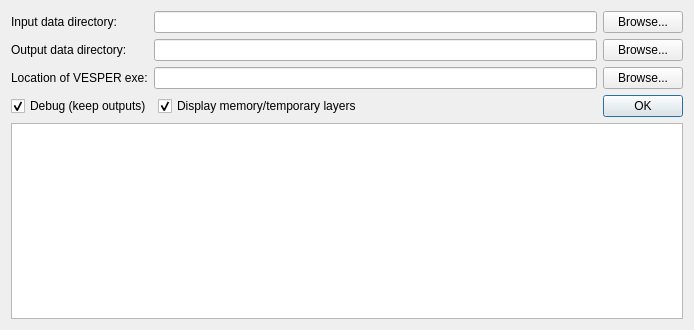
Before: the Qt Designer form pat/gui/settings_dialog_base.ui in CSIRO-Precision-Agriculture/PAT_QGIS_Plugin, drawn with Qt 5.
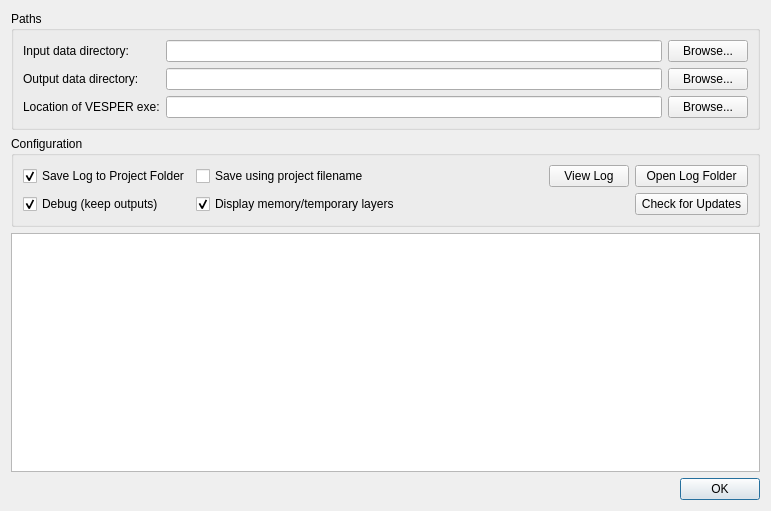
After: the same form once the commit is applied.

What changed in the file:
```diff
--- a/pat/gui/settings_dialog_base.ui
+++ b/pat/gui/settings_dialog_base.ui
@@ -9,8 +9,8 @@
    <rect>
     <x>0</x>
     <y>0</y>
-    <width>694</width>
-    <height>330</height>
+    <width>771</width>
+    <height>511</height>
    </rect>
   </property>
   <property name="sizePolicy">
@@ -25,35 +25,19 @@
   <property name="autoFillBackground">
    <bool>false</bool>
   </property>
-  <layout class="QGridLayout" name="gridLayout_4">
-   <item row="0" column="0">
+  <layout class="QFormLayout" name="formLayout">
+   <item row="0" column="0" colspan="2">
+    <widget class="QGroupBox" name="gpbPaths">
+     <property name="sizePolicy">
+      <sizepolicy hsizetype="Preferred" vsizetype="Fixed">
+       <horstretch>0</horstretch>
+       <verstretch>0</verstretch>
+      </sizepolicy>
+     </property>
+     <property name="title">
+      <string>Paths</string>
+     </property>
     <layout class="QGridLayout" name="gridLayout_2">
-     <item row="0" column="2">
-      <widget class="QPushButton" name="cmdInBrowse">
-       <property name="enabled">
-        <bool>true</bool>
-       </property>
-       <property name="sizePolicy">
-        <sizepolicy hsizetype="Fixed" vsizetype="Fixed">
-         <horstretch>0</horstretch>
-         <verstretch>0</verstretch>
-        </sizepolicy>
-       </property>
-       <property name="text">
-        <string>Browse...</string>
-       </property>
-      </widget>
-     </item>
-     <item row="1" column="1">
-      <widget class="QLineEdit" name="lneOutDataDirectory">
-       <property name="enabled">
-        <bool>true</bool>
-       </property>
-       <property name="readOnly">
-        <bool>true</bool>
-       </property>
-      </widget>
-     </item>
      <item row="0" column="0">
       <widget class="QLabel" name="lblInDataDirectory">
        <property name="text">
@@ -61,22 +45,6 @@
        </property>
       </widget>
      </item>
-     <item row="1" column="2">
-      <widget class="QPushButton" name="cmdOutBrowse">
-       <property name="enabled">
-        <bool>true</bool>
-       </property>
-       <property name="sizePolicy">
-        <sizepolicy hsizetype="Fixed" vsizetype="Fixed">
-         <horstretch>0</horstretch>
-         <verstretch>0</verstretch>
-        </sizepolicy>
-       </property>
-       <property name="text">
-        <string>Browse...</string>
-       </property>
-      </widget>
-     </item>
      <item row="0" column="1">
       <widget class="QLineEdit" name="lneInDataDirectory">
        <property name="readOnly">
@@ -84,8 +52,8 @@
        </property>
       </widget>
      </item>
-     <item row="2" column="2">
-      <widget class="QPushButton" name="cmdVesperExe">
+      <item row="0" column="2">
+       <widget class="QPushButton" name="cmdInBrowse">
        <property name="enabled">
         <bool>true</bool>
        </property>
@@ -100,13 +68,6 @@
        </property>
       </widget>
      </item>
-     <item row="2" column="1">
-      <widget class="QLineEdit" name="lneVesperExe">
-       <property name="readOnly">
-        <bool>true</bool>
-       </property>
-      </widget>
-     </item>
      <item row="1" column="0">
       <widget class="QLabel" name="lblOutDataDirectory">
        <property name="text">
@@ -114,8 +75,40 @@
        </property>
       </widget>
      </item>
+      <item row="1" column="1">
+       <widget class="QLineEdit" name="lneOutDataDirectory">
+        <property name="enabled">
+         <bool>true</bool>
+        </property>
+        <property name="readOnly">
+         <bool>true</bool>
+        </property>
+       </widget>
+      </item>
+      <item row="1" column="2">
+       <widget class="QPushButton" name="cmdOutBrowse">
+        <property name="enabled">
+         <bool>true</bool>
+        </property>
+        <property name="sizePolicy">
+         <sizepolicy hsizetype="Fixed" vsizetype="Fixed">
+          <horstretch>0</horstretch>
+          <verstretch>0</verstretch>
+         </sizepolicy>
+        </property>
+        <property name="text">
+         <string>Browse...</string>
+        </property>
+       </widget>
+      </item>
      <item row="2" column="0">
       <widget class="QLabel" name="lblVesperExe">
+        <property name="sizePolicy">
+         <sizepolicy hsizetype="Preferred" vsizetype="Preferred">
+          <horstretch>0</horstretch>
+          <verstretch>0</verstretch>
+         </sizepolicy>
+        </property>
        <property name="styleSheet">
         <string notr="true"/>
        </property>
@@ -124,21 +117,45 @@
        </property>
       </widget>
      </item>
-    </layout>
+      <item row="2" column="1">
+       <widget class="QLineEdit" name="lneVesperExe">
+        <property name="readOnly">
+         <bool>true</bool>
+        </property>
+       </widget>
+      </item>
+      <item row="2" column="2">
+       <widget class="QPushButton" name="cmdVesperExe">
+        <property name="enabled">
+         <bool>true</bool>
+        </property>
+        <property name="sizePolicy">
+         <sizepolicy hsizetype="Fixed" vsizetype="Fixed">
+          <horstretch>0</horstretch>
+          <verstretch>0</verstretch>
+         </sizepolicy>
+        </property>
+        <property name="text">
+         <string>Browse...</string>
+        </property>
+       </widget>
+      </item>
+     </layout>
+    </widget>
    </item>
+   <item row="1" column="0" colspan="2">
+    <widget class="QGroupBox" name="gpbDebug">
+     <property name="sizePolicy">
+      <sizepolicy hsizetype="Preferred" vsizetype="Fixed">
+       <horstretch>0</horstretch>
+       <verstretch>0</verstretch>
+      </sizepolicy>
+     </property>
+     <property name="title">
+      <string>Configuration</string>
+     </property>
+     <layout class="QGridLayout" name="gridLayout">
    <item row="1" column="0">
-    <layout class="QGridLayout" name="gridLayout_3">
-     <item row="0" column="1">
-      <widget class="QCheckBox" name="chkDisplayTempLayers">
-       <property name="text">
-        <string>Display memory/temporary layers</string>
-       </property>
-       <property name="checked">
-        <bool>true</bool>
-       </property>
-      </widget>
-     </item>
-     <item row="0" column="0">
       <widget class="QCheckBox" name="chkDebug">
        <property name="sizePolicy">
         <sizepolicy hsizetype="Fixed" vsizetype="Fixed">
@@ -154,10 +171,98 @@
        </property>
       </widget>
      </item>
+      <item row="1" column="1">
+       <widget class="QCheckBox" name="chkDisplayTempLayers">
+        <property name="text">
+         <string>Display memory/temporary layers</string>
+        </property>
+        <property name="checked">
+         <bool>true</bool>
+        </property>
+       </widget>
+      </item>
+      <item row="0" column="4">
+       <widget class="QPushButton" name="cmdOpenFolder">
+        <property name="enabled">
+         <bool>true</bool>
+        </property>
+        <property name="sizePolicy">
+         <sizepolicy hsizetype="Fixed" vsizetype="Fixed">
+          <horstretch>0</horstretch>
+          <verstretch>0</verstretch>
+         </sizepolicy>
+        </property>
+        <property name="maximumSize">
+         <size>
+          <width>113</width>
+          <height>16777215</height>
+         </size>
+        </property>
+        <property name="text">
+         <string>Open Log Folder</string>
+        </property>
+       </widget>
+      </item>
+      <item row="0" column="0">
+       <widget class="QCheckBox" name="chkSaveLogToProjectFolder">
+        <property name="text">
+         <string>Save Log to Project Folder</string>
+        </property>
+        <property name="checked">
+         <bool>true</bool>
+        </property>
+       </widget>
+      </item>
+      <item row="1" column="4">
+       <widget class="QPushButton" name="cmdCheckUpdates">
+        <property name="text">
+         <string>Check for Updates</string>
+        </property>
+       </widget>
+      </item>
+      <item row="0" column="1">
+       <widget class="QCheckBox" name="chkUseProjectName">
+        <property name="text">
+         <string>Save using project filename</string>
+        </property>
+        <property name="checked">
+         <bool>false</bool>
+        </property>
+       </widget>
+      </item>
      <item row="0" column="2">
+       <widget class="QPushButton" name="cmdViewLog">
+        <property name="enabled">
+         <bool>true</bool>
+        </property>
+        <property name="sizePolicy">
+         <sizepolicy hsizetype="Fixed" vsizetype="Fixed">
+          <horstretch>0</horstretch>
+          <verstretch>0</verstretch>
+         </sizepolicy>
+        </property>
+        <property name="text">
+         <string>View Log</string>
+        </property>
+       </widget>
+      </item>
+     </layout>
+    </widget>
+   </item>
+   <item row="3" column="0" colspan="2">
+    <widget class="QTextBrowser" name="pteVersions">
+     <property name="acceptRichText">
+      <bool>true</bool>
+     </property>
+     <property name="openExternalLinks">
+      <bool>true</bool>
+     </property>
+    </widget>
+   </item>
+   <item row="4" column="1">
       <widget class="QDialogButtonBox" name="buttonBox">
        <property name="sizePolicy">
-        <sizepolicy hsizetype="Fixed" vsizetype="Fixed">
+      <sizepolicy hsizetype="Expanding" vsizetype="Fixed">
          <horstretch>0</horstretch>
          <verstretch>0</verstretch>
         </sizepolicy>
@@ -171,24 +276,7 @@
       </widget>
      </item>
     </layout>
-   </item>
-   <item row="2" column="0">
-    <widget class="QTextBrowser" name="pteVersions">
-     <property name="acceptRichText">
-      <bool>true</bool>
-     </property>
-     <property name="openExternalLinks">
-      <bool>true</bool>
-     </property>
-    </widget>
-   </item>
-  </layout>
- </widget>
- <tabstops>
-  <tabstop>chkDebug</tabstop>
-  <tabstop>lneInDataDirectory</tabstop>
-  <tabstop>lneOutDataDirectory</tabstop>
- </tabstops>
+ </widget>
  <resources/>
  <connections>
   <connection>
```
Lines whose indentation alone changed are shown as unchanged.
